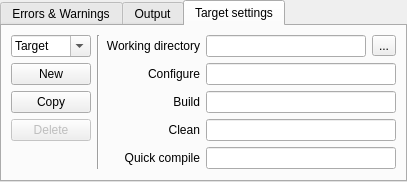
Before: the Qt Designer form kate/plugins/katebuild-plugin/build.ui in KDE/kate, drawn with Qt 5.
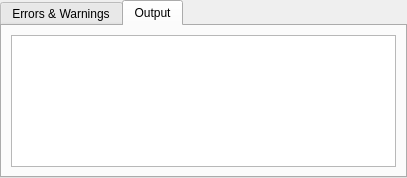
After: the same form once the commit is applied. Custom widgets are drawn as their Qt base class.

Commit message: Add "fluid" layout to the target settings tab to make the plugin usable also on the left and right side bars.

The edit to the form file:
```diff
--- a/kate/plugins/katebuild-plugin/build.ui
+++ b/kate/plugins/katebuild-plugin/build.ui
@@ -20,7 +20,7 @@
    <item>
     <widget class="KTabWidget" name="ktabwidget">
      <property name="currentIndex">
-      <number>2</number>
+      <number>1</number>
      </property>
      <widget class="QWidget" name="errs">
       <attribute name="title">
@@ -86,203 +86,11 @@
        </item>
       </layout>
      </widget>
-     <widget class="QWidget" name="settings">
-      <attribute name="title">
-       <string>Target settings</string>
-      </attribute>
-      <layout class="QGridLayout" name="gridLayout">
-       <item row="0" column="0">
-        <widget class="QComboBox" name="targetCombo">
-         <property name="enabled">
-          <bool>true</bool>
-         </property>
-         <property name="editable">
-          <bool>true</bool>
-         </property>
-         <property name="insertPolicy">
-          <enum>QComboBox::InsertAtCurrent</enum>
-         </property>
-         <item>
-          <property name="text">
-           <string>Target</string>
-          </property>
-         </item>
-        </widget>
-       </item>
-       <item row="0" column="1" rowspan="5">
-        <widget class="Line" name="line">
-         <property name="orientation">
-          <enum>Qt::Vertical</enum>
-         </property>
-        </widget>
-       </item>
-       <item row="0" column="2">
-        <widget class="QLabel" name="label">
-         <property name="text">
-          <string>Working directory</string>
-         </property>
-         <property name="alignment">
-          <set>Qt::AlignRight|Qt::AlignTrailing|Qt::AlignVCenter</set>
-         </property>
-         <property name="buddy">
-          <cstring>buildDir</cstring>
-         </property>
-        </widget>
-       </item>
-       <item row="0" column="3">
-        <widget class="KLineEdit" name="buildDir">
-         <property name="toolTip">
-          <string>Leave empty to use the directory of the current document. </string>
-         </property>
-         <property name="showClearButton" stdset="0">
-          <bool>true</bool>
-         </property>
-        </widget>
-       </item>
-       <item row="0" column="4">
-        <widget class="QToolButton" name="browse">
-         <property name="text">
-          <string>...</string>
-         </property>
-        </widget>
-       </item>
-       <item row="1" column="0">
-        <widget class="KPushButton" name="newTarget">
-         <property name="text">
-          <string>New</string>
-         </property>
-        </widget>
-       </item>
-       <item row="1" column="2">
-        <widget class="QLabel" name="label_5">
-         <property name="text">
-          <string>Configure</string>
-         </property>
-         <property name="alignment">
-          <set>Qt::AlignRight|Qt::AlignTrailing|Qt::AlignVCenter</set>
-         </property>
-         <property name="buddy">
-          <cstring>configCmd</cstring>
-         </property>
-        </widget>
-       </item>
-       <item row="1" column="3" colspan="2">
-        <widget class="KLineEdit" name="configCmd">
-         <property name="showClearButton" stdset="0">
-          <bool>true</bool>
-         </property>
-        </widget>
-       </item>
-       <item row="2" column="0">
-        <widget class="KPushButton" name="copyTarget">
-         <property name="text">
-          <string>Copy</string>
-         </property>
-        </widget>
-       </item>
-       <item row="2" column="2">
-        <widget class="QLabel" name="label_2">
-         <property name="text">
-          <string>Build</string>
-         </property>
-         <property name="alignment">
-          <set>Qt::AlignRight|Qt::AlignTrailing|Qt::AlignVCenter</set>
-         </property>
-         <property name="buddy">
-          <cstring>buildCmd</cstring>
-         </property>
-        </widget>
-       </item>
-       <item row="2" column="3" colspan="2">
-        <widget class="KLineEdit" name="buildCmd">
-         <property name="showClearButton" stdset="0">
-          <bool>true</bool>
-         </property>
-        </widget>
-       </item>
-       <item row="3" column="0">
-        <widget class="KPushButton" name="deleteTarget">
-         <property name="enabled">
-          <bool>false</bool>
-         </property>
-         <property name="text">
-          <string>Delete</string>
-         </property>
-        </widget>
-       </item>
-       <item row="3" column="2">
-        <widget class="QLabel" name="label_4">
-         <property name="text">
-          <string>Clean</string>
-         </property>
-         <property name="alignment">
-          <set>Qt::AlignRight|Qt::AlignTrailing|Qt::AlignVCenter</set>
-         </property>
-         <property name="buddy">
-          <cstring>cleanCmd</cstring>
-         </property>
-        </widget>
-       </item>
-       <item row="3" column="3" colspan="2">
-        <widget class="KLineEdit" name="cleanCmd">
-         <property name="showClearButton" stdset="0">
-          <bool>true</bool>
-         </property>
-        </widget>
-       </item>
-       <item row="4" column="2">
-        <widget class="QLabel" name="label_3">
-         <property name="text">
-          <string>Quick compile</string>
-         </property>
-         <property name="alignment">
-          <set>Qt::AlignRight|Qt::AlignTrailing|Qt::AlignVCenter</set>
-         </property>
-         <property name="buddy">
-          <cstring>quickCmd</cstring>
-         </property>
-        </widget>
-       </item>
-       <item row="4" column="3" colspan="2">
-        <widget class="KLineEdit" name="quickCmd">
-         <property name="toolTip">
-          <string>Use &quot;%f&quot; for current file and &quot;%d&quot; for directory of current file.</string>
-         </property>
-         <property name="showClearButton" stdset="0">
-          <bool>true</bool>
-         </property>
-        </widget>
-       </item>
-       <item row="5" column="3">
-        <spacer name="verticalSpacer">
-         <property name="orientation">
-          <enum>Qt::Vertical</enum>
-         </property>
-         <property name="sizeHint" stdset="0">
-          <size>
-           <width>20</width>
-           <height>178</height>
-          </size>
-         </property>
-        </spacer>
-       </item>
-      </layout>
-     </widget>
     </widget>
    </item>
   </layout>
  </widget>
  <customwidgets>
-  <customwidget>
-   <class>KPushButton</class>
-   <extends>QPushButton</extends>
-   <header>kpushbutton.h</header>
-  </customwidget>
-  <customwidget>
-   <class>KLineEdit</class>
-   <extends>QLineEdit</extends>
-   <header>klineedit.h</header>
-  </customwidget>
   <customwidget>
    <class>KTabWidget</class>
    <extends>QTabWidget</extends>
```
Left out of the diff: 10 changed lines with no effect on the pictures. The commit also changes 5 other files.
